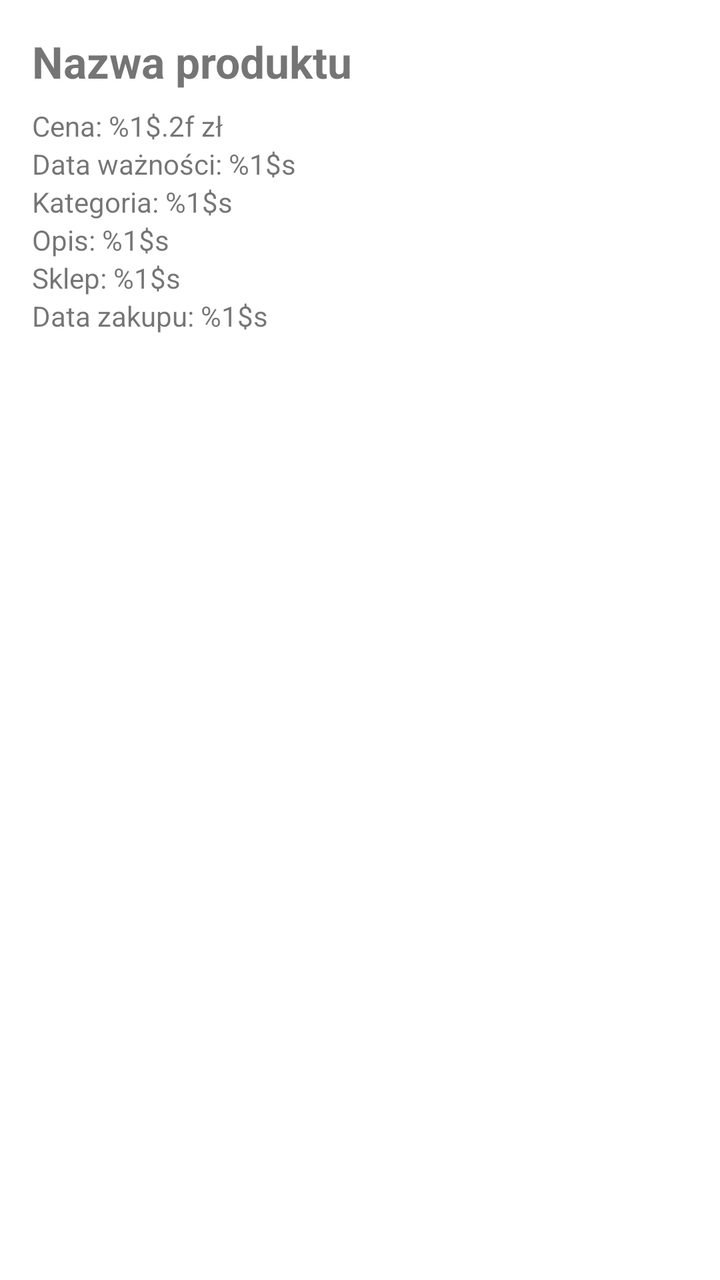
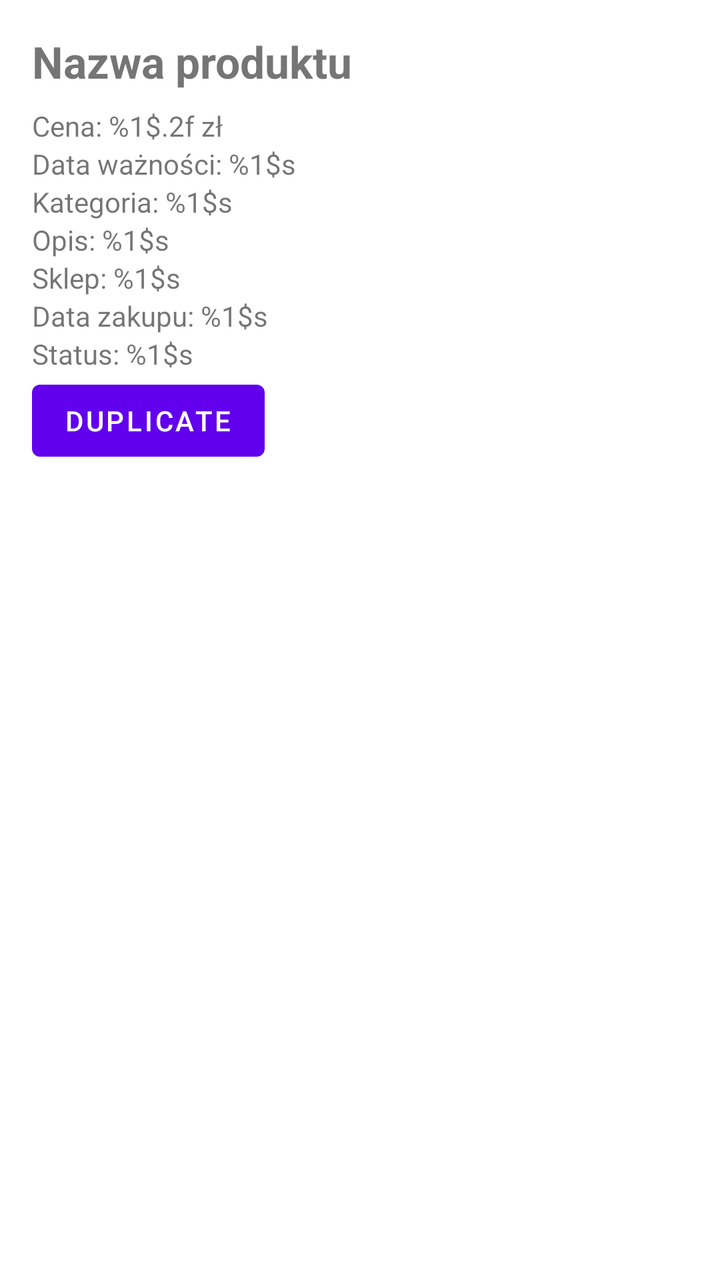

Screens rendered from an Android XML layout before and after an edit, with the pre-edit source and the edit as a unified diff.
<!-- AndroidManifest.xml: application theme Theme.Lab1 -->
<!-- res/layout/fragment_product_details.xml -->
<?xml version="1.0" encoding="utf-8"?>
<ScrollView xmlns:android="http://schemas.android.com/apk/res/android"
    android:layout_width="match_parent"
    android:layout_height="match_parent"
    android:padding="16dp">

    <LinearLayout
        android:layout_width="match_parent"
        android:layout_height="wrap_content"
        android:orientation="vertical">

        <TextView
            android:id="@+id/tvName"
            android:layout_width="match_parent"
            android:layout_height="wrap_content"
            android:text="@string/product_name_label"
            android:textSize="22sp"
            android:textStyle="bold"
            android:paddingBottom="8dp" />

        <TextView
            android:id="@+id/tvPrice"
            android:layout_width="match_parent"
            android:layout_height="wrap_content"
            android:text="@string/price_label" />

        <TextView
            android:id="@+id/tvExpiry"
            android:layout_width="match_parent"
            android:layout_height="wrap_content"
            android:text="@string/expiry_label" />

        <TextView
            android:id="@+id/tvCategory"
            android:layout_width="match_parent"
            android:layout_height="wrap_content"
            android:text="@string/category_label" />

        <TextView
            android:id="@+id/tvDescription"
            android:layout_width="match_parent"
            android:layout_height="wrap_content"
            android:text="@string/description_label" />

        <TextView
            android:id="@+id/tvStore"
            android:layout_width="match_parent"
            android:layout_height="wrap_content"
            android:text="@string/store_label" />

        <TextView
            android:id="@+id/tvPurchaseDate"
            android:layout_width="match_parent"
            android:layout_height="wrap_content"
            android:text="@string/purchase_date_label" />
    </LinearLayout>
</ScrollView>
<!-- resources referenced by this layout -->
<resources>
  <string name="category_label">Kategoria: %1$s</string>
  <string name="description_label">Opis: %1$s</string>
  <string name="expiry_label">Data ważności: %1$s</string>
  <string name="price_label">Cena: %1$.2f zł</string>
  <string name="product_name_label">Nazwa produktu</string>
  <string name="purchase_date_label">Data zakupu: %1$s</string>
  <string name="store_label">Sklep: %1$s</string>
  <style name="Theme.Lab1" parent="Theme.MaterialComponents.DayNight.DarkActionBar">
          
          <item name="colorPrimary">@color/purple_500</item>
          <item name="colorPrimaryVariant">@color/purple_700</item>
          <item name="colorOnPrimary">@color/white</item>
          
          <item name="colorSecondary">@color/teal_200</item>
          <item name="colorSecondaryVariant">@color/teal_700</item>
          <item name="colorOnSecondary">@color/black</item>
          
          <item name="android:statusBarColor">?attr/colorPrimaryVariant</item>
          
      </style>
  <color name="purple_500">#FF6200EE</color>
  <color name="purple_700">#FF3700B3</color>
  <color name="white">#FFFFFFFF</color>
  <color name="teal_200">#FF03DAC5</color>
  <color name="teal_700">#FF018786</color>
  <color name="black">#FF000000</color>
</resources>

<!-- the commit's change to res/layout/fragment_product_details.xml (unified diff, before → after) -->
@@ -53,5 +53,17 @@
             android:layout_width="match_parent"
             android:layout_height="wrap_content"
             android:text="@string/purchase_date_label" />
+
+        <TextView
+            android:id="@+id/tvUsed"
+            android:layout_width="match_parent"
+            android:layout_height="wrap_content"
+            android:text="@string/used_label"/>
+
+        <Button
+            android:id="@+id/btnDuplicate"
+            android:layout_width="wrap_content"
+            android:layout_height="wrap_content"
+            android:text="@string/duplicate_label" />
     </LinearLayout>
 </ScrollView>
<!-- resource entries referenced after the edit -->
@@ -2,11 +2,13 @@
 <resources>
   <string name="category_label">Kategoria: %1$s</string>
   <string name="description_label">Opis: %1$s</string>
+  <string name="duplicate_label">Duplicate</string>
   <string name="expiry_label">Data ważności: %1$s</string>
   <string name="price_label">Cena: %1$.2f zł</string>
   <string name="product_name_label">Nazwa produktu</string>
   <string name="purchase_date_label">Data zakupu: %1$s</string>
   <string name="store_label">Sklep: %1$s</string>
+  <string name="used_label">Status: %1$s</string>
   <style name="Theme.Lab1" parent="Theme.MaterialComponents.DayNight.DarkActionBar">
           
           <item name="colorPrimary">@color/purple_500</item>
